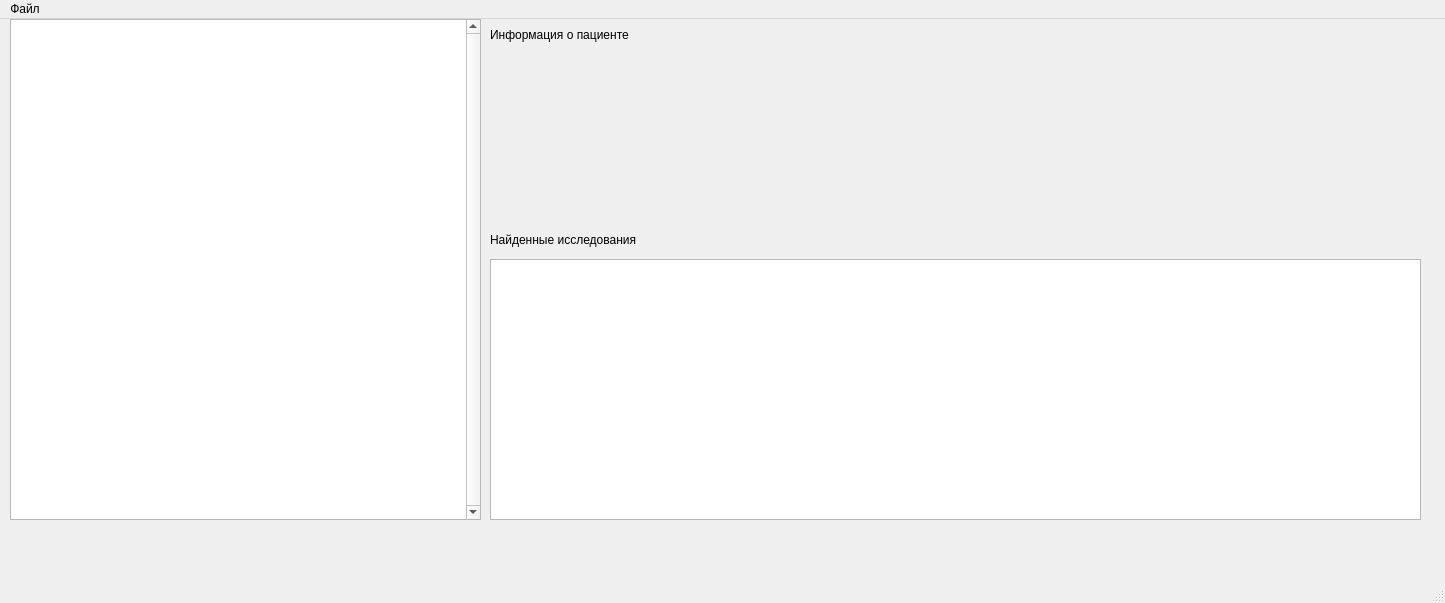
Qt form PatientsDB/mainwindow.ui (MolchanovDmitry/QtSandbox) before a commit.
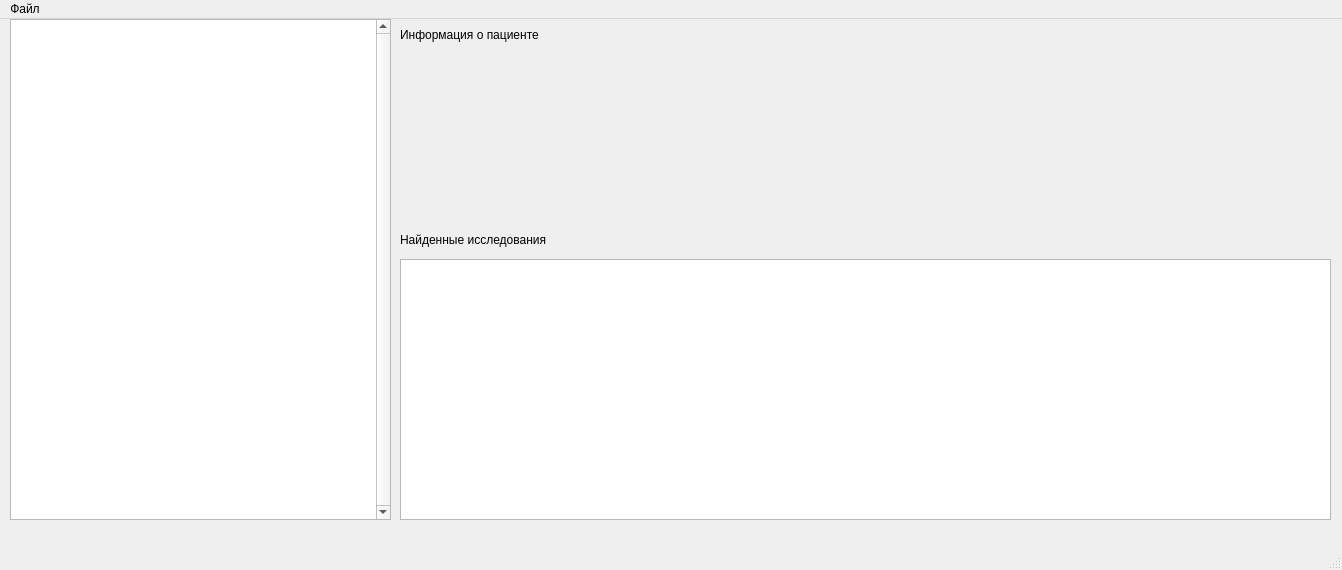
The same form after that commit.

Diff of the .ui file:
```diff
--- a/PatientsDB/mainwindow.ui
+++ b/PatientsDB/mainwindow.ui
@@ -6,8 +6,8 @@
    <rect>
     <x>0</x>
     <y>0</y>
-    <width>1445</width>
-    <height>603</height>
+    <width>1342</width>
+    <height>570</height>
    </rect>
   </property>
   <property name="windowTitle">
@@ -19,7 +19,7 @@
      <rect>
       <x>10</x>
       <y>0</y>
-      <width>471</width>
+      <width>381</width>
       <height>501</height>
      </rect>
     </property>
@@ -39,7 +39,7 @@
    <widget class="QTableView" name="researchTableView">
     <property name="geometry">
      <rect>
-      <x>490</x>
+      <x>400</x>
       <y>240</y>
       <width>931</width>
       <height>261</height>
@@ -49,7 +49,7 @@
    <widget class="QLabel" name="label">
     <property name="geometry">
      <rect>
-      <x>490</x>
+      <x>400</x>
       <y>200</y>
       <width>231</width>
       <height>41</height>
@@ -62,7 +62,7 @@
    <widget class="QLabel" name="label_2">
     <property name="geometry">
      <rect>
-      <x>490</x>
+      <x>400</x>
       <y>0</y>
       <width>201</width>
       <height>31</height>
@@ -75,7 +75,7 @@
    <widget class="QLabel" name="patientInfo">
     <property name="geometry">
      <rect>
-      <x>490</x>
+      <x>400</x>
       <y>40</y>
       <width>841</width>
       <height>151</height>
@@ -94,7 +94,7 @@
     <rect>
      <x>0</x>
      <y>0</y>
-     <width>1445</width>
+     <width>1342</width>
      <height>34</height>
     </rect>
    </property>
```
